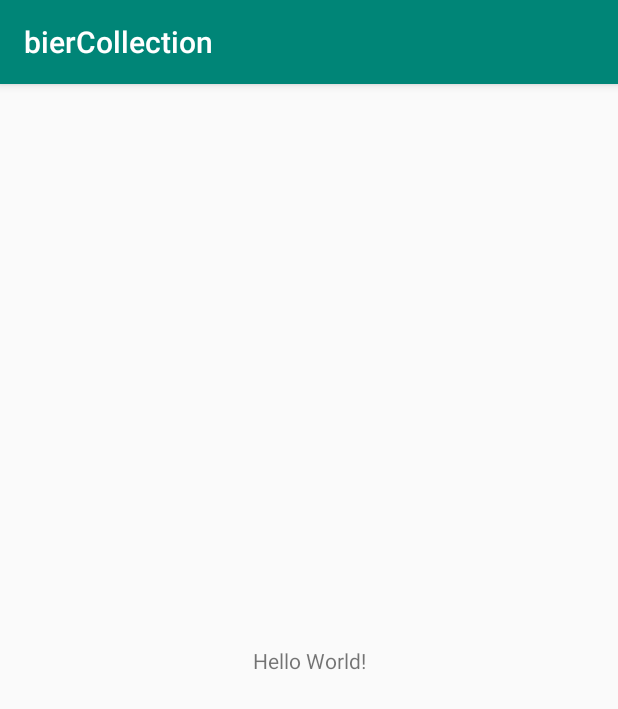
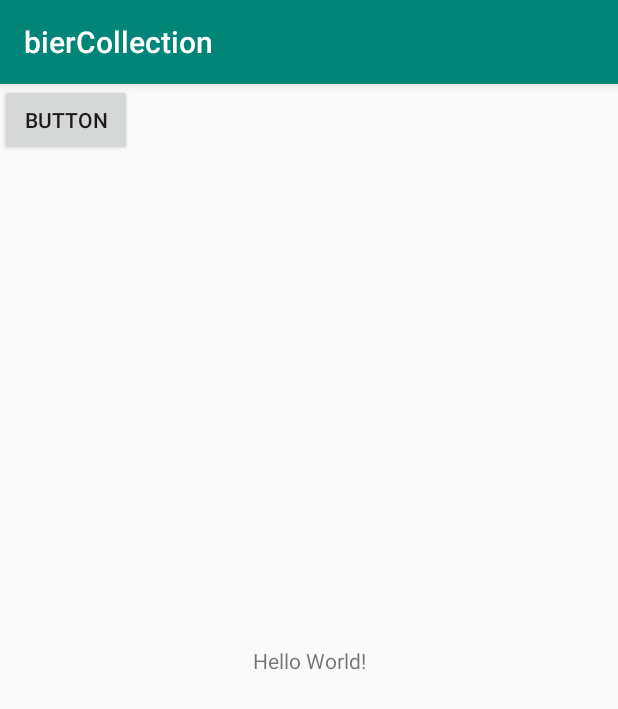
Before and after one commit to schaapkabap/ikpmd, an Android app: the screen it shows after launch (MainActivity), on a phone screen of 412 x 824 dp. Shown: the top 709 px of the screen. Run offline under Robolectric (Android 15) with nearby library versions, the phone set to English and light mode, and no system bars.

Commit message:
Nieuwe buttons toegevoegd

```diff
--- a/app/src/main/res/layout/activity_main.xml
+++ b/app/src/main/res/layout/activity_main.xml
@@ -15,4 +15,12 @@
         app:layout_constraintRight_toRightOf="parent"
         app:layout_constraintTop_toTopOf="parent" />
 
+    <Button
+        android:id="@+id/button"
+        android:layout_width="wrap_content"
+        android:layout_height="wrap_content"
+        android:text="Button"
+        tools:layout_editor_absoluteX="31dp"
+        tools:layout_editor_absoluteY="436dp" />
+
 </android.support.constraint.ConstraintLayout>
```
